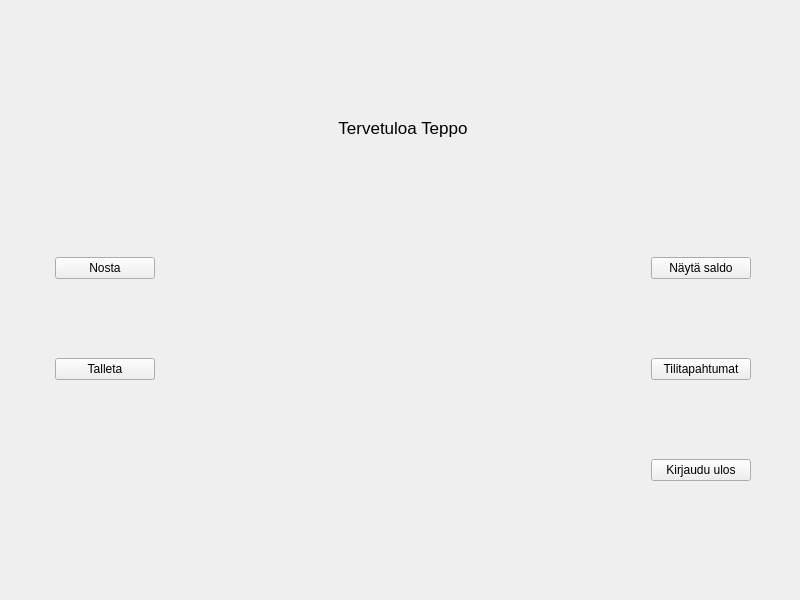
Old version of the form frontend/menuwindow.ui in the repository 22kmo-project/group_10.
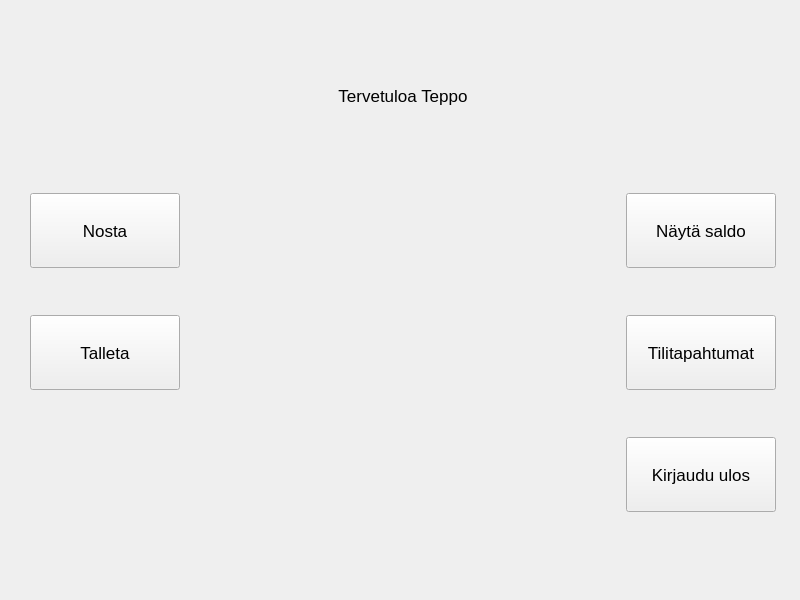
New version of the form.

Commit message: Nätimpi menu ui

Diff of the .ui file:
```diff
--- a/frontend/menuwindow.ui
+++ b/frontend/menuwindow.ui
@@ -47,12 +47,23 @@
         <property name="enabled">
          <bool>true</bool>
         </property>
+        <property name="minimumSize">
+         <size>
+          <width>150</width>
+          <height>75</height>
+         </size>
+        </property>
         <property name="maximumSize">
          <size>
           <width>100</width>
           <height>16777215</height>
          </size>
         </property>
+        <property name="font">
+         <font>
+          <pointsize>13</pointsize>
+         </font>
+        </property>
         <property name="text">
          <string>Näytä saldo</string>
         </property>
@@ -60,12 +71,23 @@
       </item>
       <item row="2" column="0">
        <widget class="QPushButton" name="depositButton">
+        <property name="minimumSize">
+         <size>
+          <width>150</width>
+          <height>75</height>
+         </size>
+        </property>
         <property name="maximumSize">
          <size>
           <width>100</width>
           <height>16777215</height>
          </size>
         </property>
+        <property name="font">
+         <font>
+          <pointsize>13</pointsize>
+         </font>
+        </property>
         <property name="text">
          <string>Talleta</string>
         </property>
@@ -73,12 +95,23 @@
       </item>
       <item row="1" column="0">
        <widget class="QPushButton" name="withdrawButton">
+        <property name="minimumSize">
+         <size>
+          <width>150</width>
+          <height>75</height>
+         </size>
+        </property>
         <property name="maximumSize">
          <size>
           <width>100</width>
           <height>16777215</height>
          </size>
         </property>
+        <property name="font">
+         <font>
+          <pointsize>13</pointsize>
+         </font>
+        </property>
         <property name="text">
          <string>Nosta</string>
         </property>
@@ -86,12 +119,23 @@
       </item>
       <item row="2" column="3">
        <widget class="QPushButton" name="transactionButton">
+        <property name="minimumSize">
+         <size>
+          <width>150</width>
+          <height>75</height>
+         </size>
+        </property>
         <property name="maximumSize">
          <size>
           <width>100</width>
           <height>16777215</height>
          </size>
         </property>
+        <property name="font">
+         <font>
+          <pointsize>13</pointsize>
+         </font>
+        </property>
         <property name="text">
          <string>Tilitapahtumat</string>
         </property>
@@ -99,12 +143,23 @@
       </item>
       <item row="3" column="3">
        <widget class="QPushButton" name="logoutButton">
+        <property name="minimumSize">
+         <size>
+          <width>150</width>
+          <height>75</height>
+         </size>
+        </property>
         <property name="maximumSize">
          <size>
           <width>100</width>
           <height>16777215</height>
          </size>
         </property>
+        <property name="font">
+         <font>
+          <pointsize>13</pointsize>
+         </font>
+        </property>
         <property name="text">
          <string>Kirjaudu ulos</string>
         </property>
```
